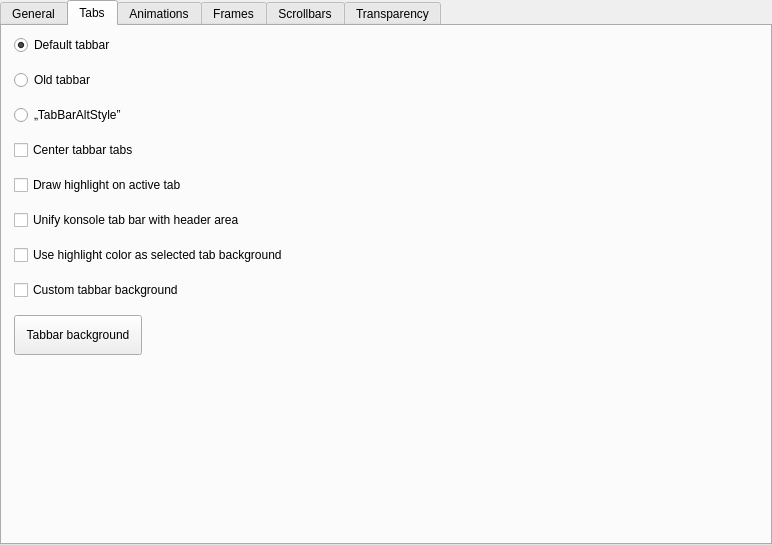
benjumanji/Darkly, file kstyle/config/ui/darklystyleconfig.ui: the form before one commit.
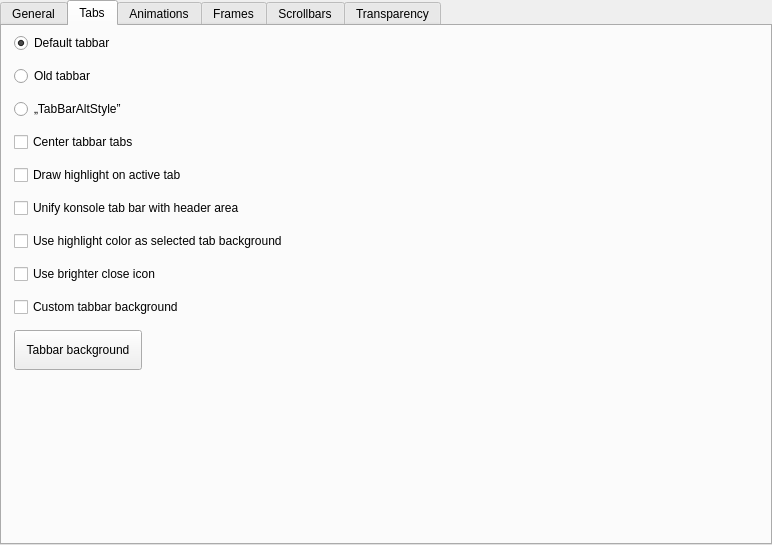
The form after the commit. The open tabs and pages were chosen to show the change. Custom widgets are drawn as their Qt base class.

Commit message: Make tab close icons brighter

Diff of the .ui file:
```diff
--- a/kstyle/config/ui/darklystyleconfig.ui
+++ b/kstyle/config/ui/darklystyleconfig.ui
@@ -319,7 +319,7 @@
          <x>10</x>
          <y>0</y>
          <width>315</width>
-         <height>338</height>
+         <height>351</height>
         </rect>
        </property>
        <layout class="QVBoxLayout" name="verticalLayout_4">
@@ -387,6 +387,16 @@
           </property>
          </widget>
         </item>
+        <item>
+         <widget class="QCheckBox" name="_tabUseBrighterCloseIcon">
+          <property name="toolTip">
+           <string>Increases the brightness of tab close icons</string>
+          </property>
+          <property name="text">
+           <string>Use brighter close icon</string>
+          </property>
+         </widget>
+        </item>
         <item>
          <widget class="QCheckBox" name="_adjustToDarkThemes">
           <property name="text">
```
The commit also changes 3 other files.
